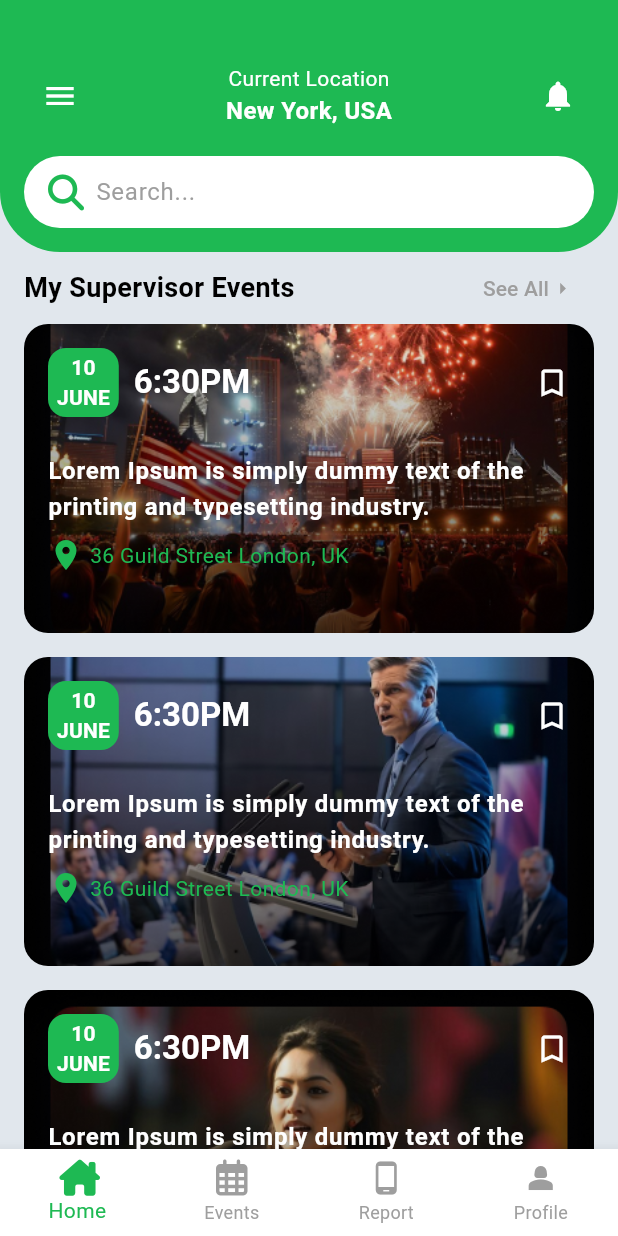
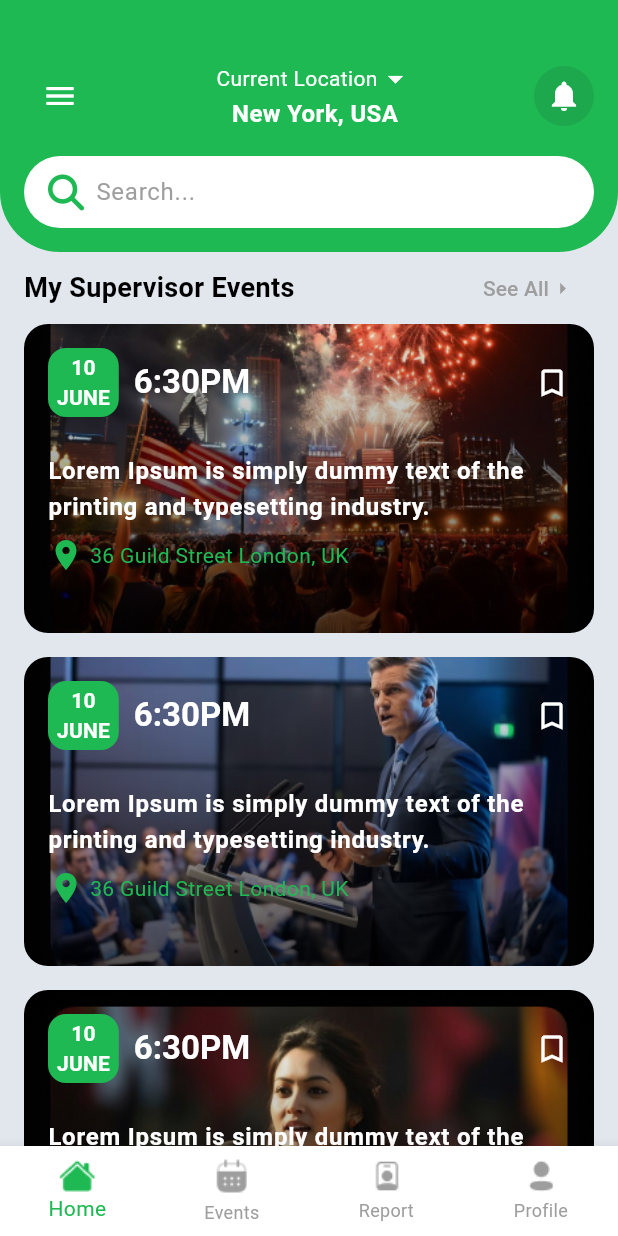
Before and after one commit to 7Webs/Skipee-App, a Flutter app: the HomeBottomBar screen opened directly, item 3 of the bottom bar chosen, after a tap on the "arrow back" icon, on a phone screen of 412 x 824 dp. Run offline on Flutter 3.47's test engine with Material 3 defaults, Android fonts, the phone set to English and light mode, and no system bars; our stand-ins replace analog_clock, font_awesome_flutter, image_picker, shared_preferences; missing offline and left inert: flutter_barcode_scanner; accounts and stored records are empty; Roboto replaces fonts that are missing (Pippins).

Commit message:
Improved icons and screen ui according to the figma

```diff
--- a/lib/screens/events/events_screen.dart
+++ b/lib/screens/events/events_screen.dart
@@ -3,6 +3,7 @@
 import 'package:assignment/screens/events/ticket_approval_screen.dart';
 import 'package:assignment/screens/home/home_bottom_bar.dart';
 import 'package:assignment/screens/tickets/ticket_list_screen.dart';
+import 'package:assignment/screens/tickets/widgets/ticket_radio_button._bottom_sheet.dart';
 import 'package:assignment/services/ticket_services.dart';
 import 'package:flutter/material.dart';
 import 'package:flutter/services.dart';
@@ -26,6 +27,7 @@ class _EventsScreenState extends State<EventsScreen> {
           '#ff6666', 'Cancel', true, ScanMode.QR);
       if (!mounted) return;
       qrData = qrCode;
+      _showRadio(context);
       if (qrData != null) {
         bool isScanned = await TicketServices().getTicket(qrData!);
         if (isScanned) {
@@ -92,6 +94,7 @@ class _EventsScreenState extends State<EventsScreen> {
           : Column(
               children: [
                 Container(
+                  padding: EdgeInsets.symmetric(horizontal: 16),
                   decoration: const BoxDecoration(
                     color: Colors.black,
                     image: DecorationImage(
@@ -123,10 +126,10 @@ class _EventsScreenState extends State<EventsScreen> {
                             },
                           ),
                           Container(
-                            height: 40,
-                            width: 40,
+                            height: 37,
+                            width: 37,
                             decoration: BoxDecoration(
-                              color: const Color(0xFF1eb953),
+                              color: const Color.fromARGB(255, 29, 168, 78),
                               borderRadius: BorderRadius.circular(10),
                             ),
                             child: IconButton(
@@ -192,9 +195,11 @@ class _EventsScreenState extends State<EventsScreen> {
                                 const Spacer(),
                                 Row(
                                   children: [
-                                    const Icon(Icons.flash_on,
-                                        color: Color(0xFF1eb953)),
-                                    const SizedBox(width: 4),
+                                    Image.asset(
+                                      "assets/images/flash.png",
+                                      width: 30,
+                                      height: 30,
+                                    ),
                                     Text(
                                       '50',
                                       style: Theme.of(context)
@@ -235,7 +240,7 @@ class _EventsScreenState extends State<EventsScreen> {
                             ),
                             borderRadius: BorderRadius.circular(16),
                           ),
-                          padding: const EdgeInsets.all(16),
+                          padding: const EdgeInsets.all(30),
                           child: Column(
                             crossAxisAlignment: CrossAxisAlignment.center,
                             children: [
@@ -314,7 +319,7 @@ class _EventsScreenState extends State<EventsScreen> {
                             ),
                             borderRadius: BorderRadius.circular(16),
                           ),
-                          padding: const EdgeInsets.all(16),
+                          padding: const EdgeInsets.all(30),
                           child: Column(
                             crossAxisAlignment: CrossAxisAlignment.center,
                             children: [
@@ -420,3 +425,10 @@ class _EventsScreenState extends State<EventsScreen> {
     );
   }
 }
+
+void _showRadio(BuildContext context) {
+  showModalBottomSheet(
+    context: context,
+    builder: (context) => const TicketRadioBottomSheet(),
+  );
+}
--- a/lib/screens/events/widgets/event_card.dart
+++ b/lib/screens/events/widgets/event_card.dart
@@ -44,7 +44,7 @@ class EventCard extends StatelessWidget {
                         padding: const EdgeInsets.symmetric(
                             horizontal: 6, vertical: 3),
                         decoration: BoxDecoration(
-                          color: Color(0xFF1eb953),
+                          color: const Color(0xFF1eb953),
                           borderRadius: BorderRadius.circular(12),
                         ),
                         child: Text(
@@ -72,12 +72,12 @@ class EventCard extends StatelessWidget {
                   ),
                 ],
               ),
-              SizedBox(height: 8),
-              Row(
+              const SizedBox(height: 8),
+              const Row(
                 mainAxisAlignment: MainAxisAlignment.center,
                 children: [],
               ),
-              SizedBox(height: 16),
+              const SizedBox(height: 16),
               Text(
                 description,
                 style: Theme.of(context)
@@ -85,7 +85,7 @@ class EventCard extends StatelessWidget {
                     .bodyLarge!
                     .copyWith(color: Colors.white, fontWeight: FontWeight.bold),
               ),
-              SizedBox(height: 8),
+              const SizedBox(height: 8),
               Row(
                 children: [
                   const Icon(Icons.location_on, color: Color(0xFF1eb953)),
@@ -96,7 +96,7 @@ class EventCard extends StatelessWidget {
                       style: Theme.of(context)
                           .textTheme
                           .bodyMedium!
-                          .copyWith(color: Color(0xFF1eb953)),
+                          .copyWith(color: const Color(0xFF1eb953)),
                     ),
                   ),
                 ],
--- a/lib/screens/home/home_bottom_bar.dart
+++ b/lib/screens/home/home_bottom_bar.dart
@@ -3,7 +3,6 @@ import 'package:assignment/screens/home/home_screen.dart';
 import 'package:assignment/screens/profile/profile_screen.dart';
 import 'package:assignment/screens/report/report_screen.dart';
 import 'package:flutter/material.dart';
-import 'package:font_awesome_flutter/font_awesome_flutter.dart';
 
 class HomeBottomBar extends StatefulWidget {
   const HomeBottomBar({super.key, this.index});
@@ -47,19 +46,47 @@ class _HomeBottomBarState extends State<HomeBottomBar> {
         },
         items: const [
           BottomNavigationBarItem(
-            icon: Icon(FontAwesomeIcons.houseChimney),
+            activeIcon: Image(
+              image: AssetImage("assets/images/home.png"),
+              color: Color(0xFF1eb953),
+            ),
+            icon: Image(
+              image: AssetImage("assets/images/home.png"),
+              color: Colors.grey,
+            ),
             label: 'Home',
           ),
           BottomNavigationBarItem(
-            icon: Icon(FontAwesomeIcons.calendarDays),
+            activeIcon: Image(
+              image: AssetImage("assets/images/calendar.png"),
+              color: Color(0xFF1eb953),
+            ),
+            icon: Image(
+              image: AssetImage("assets/images/calendar.png"),
+              color: Colors.grey,
+            ),
             label: 'Events',
           ),
           BottomNavigationBarItem(
-            icon: Icon(Icons.phone_android),
+            activeIcon: Image(
+              image: AssetImage("assets/images/report.png"),
+              color: Color(0xFF1eb953),
+            ),
+            icon: Image(
+              image: AssetImage("assets/images/report.png"),
+              color: Colors.grey,
+            ),
             label: 'Report',
           ),
           BottomNavigationBarItem(
-            icon: Icon(Icons.person_2_sharp),
+            activeIcon: Image(
+              image: AssetImage("assets/images/profile.png"),
+              color: Color(0xFF1eb953),
+            ),
+            icon: Image(
+              image: AssetImage("assets/images/profile.png"),
+              color: Colors.grey,
+            ),
             label: 'Profile',
           ),
         ],
--- a/lib/screens/home/home_screen.dart
+++ b/lib/screens/home/home_screen.dart
@@ -1,5 +1,5 @@
-import 'package:assignment/screens/events/events_screen.dart';
 import 'package:assignment/screens/events/widgets/event_card.dart';
+import 'package:assignment/screens/home/home_bottom_bar.dart';
 import 'package:flutter/material.dart';
 import 'package:font_awesome_flutter/font_awesome_flutter.dart';
 
@@ -73,12 +73,19 @@ class _HomeScreenState extends State<HomeScreen> {
                     ),
                     const Column(
                       children: [
+                        Row(
+                          mainAxisAlignment: MainAxisAlignment.center,
+                          crossAxisAlignment: CrossAxisAlignment.center,
+                          children: [
                             Text(
                               'Current Location',
                               style: TextStyle(
                                 color: Colors.white,
                                 fontSize: 14,
                               ),
+                            ),
+                            Icon(Icons.arrow_drop_down, color: Colors.white),
+                          ],
                         ),
                         Text(
                           'New York, USA',
@@ -90,10 +97,19 @@ class _HomeScreenState extends State<HomeScreen> {
                         ),
                       ],
                     ),
-                    IconButton(
-                      icon:
-                          const Icon(Icons.notifications, color: Colors.white),
+                    Container(
+                      height: 40,
+                      width: 40,
+                      decoration: BoxDecoration(
+                        color: const Color.fromARGB(255, 29, 168, 78),
+                        borderRadius: BorderRadius.circular(40),
+                      ),
+                      child: IconButton(
+                        iconSize: 24,
+                        icon: const Icon(Icons.notifications,
+                            color: Colors.white),
                         onPressed: () {},
+                      ),
                     ),
                   ],
                 ),
@@ -161,7 +177,7 @@ class _HomeScreenState extends State<HomeScreen> {
                 return GestureDetector(
                   onTap: () {
                     Navigator.of(context).push(MaterialPageRoute(
-                        builder: (_) => const EventsScreen()));
+                        builder: (_) => const HomeBottomBar(index: 1)));
                   },
                   child: EventCard(
                     date: '10 June',
--- a/lib/screens/report/report_screen.dart
+++ b/lib/screens/report/report_screen.dart
@@ -43,6 +43,7 @@ class _ReportScreenState extends State<ReportScreen> {
                 crossAxisAlignment: CrossAxisAlignment.start,
                 children: [
                   Container(
+                    padding: EdgeInsets.symmetric(horizontal: 16),
                     decoration: const BoxDecoration(
                       color: Colors.black,
                       image: DecorationImage(
@@ -74,10 +75,10 @@ class _ReportScreenState extends State<ReportScreen> {
                               },
                             ),
                             Container(
-                              height: 40,
-                              width: 40,
+                              height: 37,
+                              width: 37,
                               decoration: BoxDecoration(
-                                color: const Color(0xFF1eb953),
+                                color: const Color.fromARGB(255, 29, 168, 78),
                                 borderRadius: BorderRadius.circular(10),
                               ),
                               child: IconButton(
@@ -144,9 +145,11 @@ class _ReportScreenState extends State<ReportScreen> {
                                   const Spacer(),
                                   Row(
                                     children: [
-                                      const Icon(Icons.flash_on,
-                                          color: Color(0xFF1eb953)),
-                                      const SizedBox(width: 4),
+                                      Image.asset(
+                                        "assets/images/flash.png",
+                                        width: 30,
+                                        height: 30,
+                                      ),
                                       Text(
                                         '50',
                                         style: Theme.of(context)
@@ -193,6 +196,7 @@ class _ReportScreenState extends State<ReportScreen> {
                               children: [
                                 Text(
                                   "Type",
+                                  textAlign: TextAlign.start,
                                   style: Theme.of(context)
                                       .textTheme
                                       .titleMedium!
@@ -201,7 +205,7 @@ class _ReportScreenState extends State<ReportScreen> {
                                 const SizedBox(height: 5),
                                 Wrap(
                                   spacing: 8,
-                                  runSpacing: 4,
+                                  runSpacing: 0,
                                   children: incidentTypes
                                       .map((type) => ChoiceChip(
                                             showCheckmark: false,
@@ -229,7 +233,8 @@ class _ReportScreenState extends State<ReportScreen> {
                                                 }
                                               });
                                             },
-                                            selectedColor: Color(0xFF1eb953),
+                                            selectedColor:
+                                                const Color(0xFF1eb953),
                                           ))
                                       .toList(),
                                 ),
@@ -257,42 +262,43 @@ class _ReportScreenState extends State<ReportScreen> {
                                 .titleMedium!
                                 .copyWith(color: Colors.grey),
                             border: OutlineInputBorder(
-                              borderSide: BorderSide(color: Colors.white),
+                              borderSide: const BorderSide(color: Colors.white),
                               borderRadius: BorderRadius.circular(5.0),
                             ),
                             enabledBorder: OutlineInputBorder(
-                              borderSide: BorderSide(color: Colors.white),
+                              borderSide: const BorderSide(color: Colors.white),
                               borderRadius: BorderRadius.circular(5.0),
                             ),
                             focusedBorder: OutlineInputBorder(
-                              borderSide: BorderSide(color: Colors.white),
+                              borderSide: const BorderSide(color: Colors.white),
                               borderRadius: BorderRadius.circular(5.0),
                             ),
                             filled: true,
-                            fillColor: Color(0xFFE1E7ED),
-                            contentPadding: EdgeInsets.symmetric(
+                            fillColor: const Color(0xFFE1E7ED),
+                            contentPadding: const EdgeInsets.symmetric(
                                 vertical: 20.0, horizontal: 10.0),
                           ),
                         ),
-                        const SizedBox(height: 16),
+                        const SizedBox(height: 20),
                         SizedBox(
                           width: double.infinity,
                           child: ElevatedButton(
                             onPressed: () {},
                             style: ElevatedButton.styleFrom(
-                              backgroundColor: Color(0xFF1eb953),
+                              backgroundColor: const Color(0xFF1eb953),
                               padding: const EdgeInsets.symmetric(vertical: 16),
                               shape: RoundedRectangleBorder(
                                 borderRadius: BorderRadius.circular(
-                                    20), // Rectangle shape
+                                    12), // Rectangle shape
                               ),
                             ),
-                            child: Text(
-                              'Report',
-                              style: Theme.of(context)
-                                  .textTheme
-                                  .titleMedium!
-                                  .copyWith(color: Colors.white),
+                            child: const Text(
+                              'REPORT',
+                              style: TextStyle(
+                                fontSize: 20,
+                                color: Colors.white,
+                                fontWeight: FontWeight.bold,
+                              ),
                             ),
                           ),
                         ),
--- a/lib/screens/tickets/widgets/ticket_detail_bottom_sheet.dart
+++ b/lib/screens/tickets/widgets/ticket_detail_bottom_sheet.dart
@@ -48,6 +48,7 @@ class _TicketDetailBottomSheetState extends State<TicketDetailBottomSheet> {
             child: Row(
               children: [
                 CircleAvatar(
+                  backgroundColor: Colors.black,
                   backgroundImage: AssetImage(widget.imageUrl),
                   radius: 30,
                 ),
@@ -192,7 +193,9 @@ class _TicketDetailBottomSheetState extends State<TicketDetailBottomSheet> {
                 child: Text(
                   'ADMIT',
                   style: Theme.of(context).textTheme.titleMedium?.copyWith(
-                      color: Colors.white, fontWeight: FontWeight.bold),
+                      color: Colors.white,
+                      fontWeight: FontWeight.bold,
+                      fontSize: 20),
                 ),
               ),
             ),
```
Also changed, not shown: lib/main.dart (+8 -7 lines), lib/screens/events/ticket_approval_screen.dart (+17 -7 lines), lib/screens/login/login_screen.dart (+4 -4 lines), lib/screens/profile/profile_screen.dart (+10 -12 lines), lib/screens/tickets/data/ticket_data.dart (added, +57 -0 lines), lib/screens/tickets/ticket_list_screen.dart (+60 -109 lines), lib/screens/tickets/widgets/ticket_card.dart (+12 -9 lines), lib/screens/tickets/widgets/ticket_radio_button._bottom_sheet.dart (added, +115 -0 lines), assets/images/flash.png (added), assets/images/home.png (added), assets/images/profile.png (added), assets/images/report.png (added), assets/images/ticket.png (added). Lines whose indentation alone changed are shown as unchanged.
